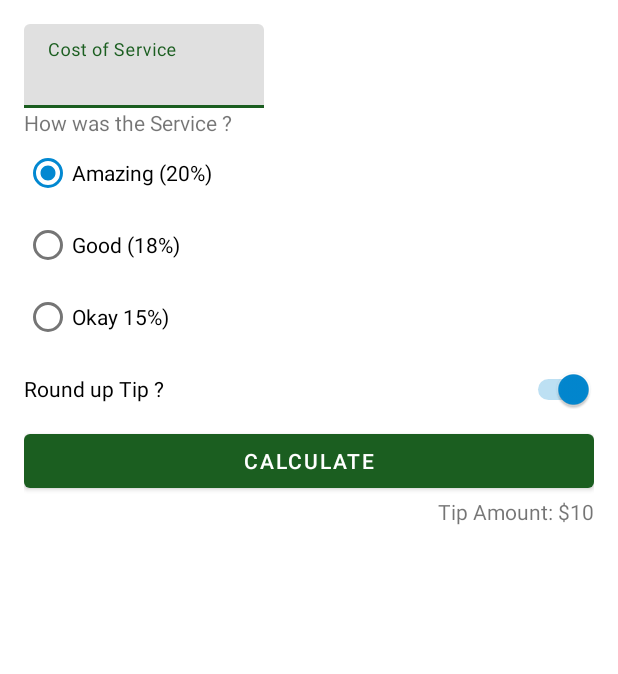
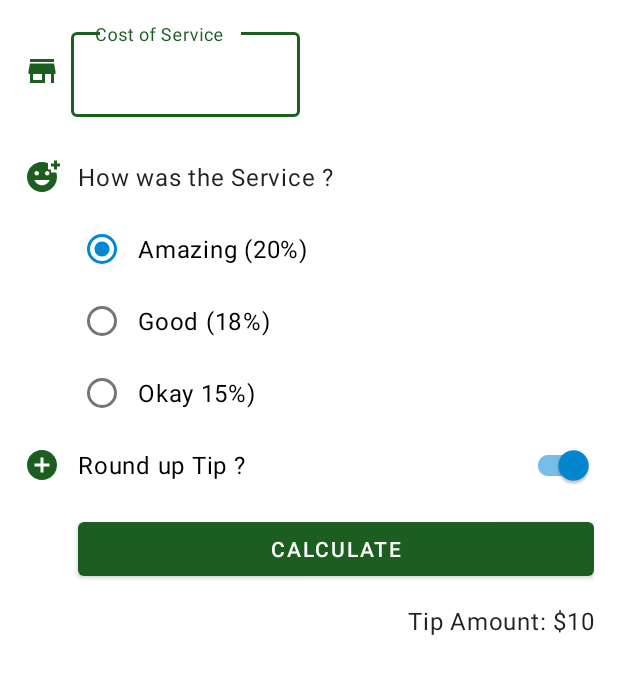
Before and after one commit to mohittalwar23/androiddev, an Android app: the layout activity_main.xml on its own in the app's theme, with its tools: preview values and no code run, on a phone screen of 412 x 824 dp. Shown: the top 674 px of the screen. Run offline under Robolectric (Android 15) with nearby library versions, the phone set to English and light mode, and no system bars.

Commit message:
completed UI/UX of Tip Calculator

```diff
--- a/TipCalculator/app/build.gradle.kts
+++ b/TipCalculator/app/build.gradle.kts
@@ -8,6 +8,7 @@ android {
     compileSdk = 34
 
     defaultConfig {
+        vectorDrawables.useSupportLibrary = true
         applicationId = "com.example.tipcalculator"
         minSdk = 24
         targetSdk = 34
--- a/TipCalculator/app/src/main/java/com/example/tipcalculator/MainActivity.kt
+++ b/TipCalculator/app/src/main/java/com/example/tipcalculator/MainActivity.kt
@@ -1,5 +1,9 @@
 package com.example.tipcalculator
+import android.content.Context
 import android.os.Bundle
+import android.view.KeyEvent
+import android.view.View
+import android.view.inputmethod.InputMethodManager
 import androidx.appcompat.app.AppCompatActivity
 import com.example.tipcalculator.databinding.ActivityMainBinding
 import java.text.NumberFormat
@@ -14,8 +18,9 @@ class MainActivity : AppCompatActivity() {
 
         binding = ActivityMainBinding.inflate(layoutInflater)
         setContentView(binding.root)
-
         binding.calculateButton.setOnClickListener { calculateTip() }
+        binding.costOfServiceEditText.setOnKeyListener { view, keyCode, _ -> handleKeyEvent(view, keyCode)
+        }
     }
 
     private fun calculateTip() {
@@ -40,4 +45,15 @@ class MainActivity : AppCompatActivity() {
         val formattedTip = currencyFormat.format(tip)
         binding.tipResult.text = getString(R.string.tip_amount, formattedTip)
     }
+
+    private fun handleKeyEvent(view: View, keyCode: Int): Boolean {
+        if (keyCode == KeyEvent.KEYCODE_ENTER) {
+            // Hide the keyboard
+            val inputMethodManager =
+                getSystemService(Context.INPUT_METHOD_SERVICE) as InputMethodManager
+            inputMethodManager.hideSoftInputFromWindow(view.windowToken, 0)
+            return true
+        }
+        return false
+    }
 }
--- /dev/null
+++ b/TipCalculator/app/src/main/res/drawable/ic_circle.xml
@@ -0,0 +1,5 @@
+<vector android:height="24dp" android:tint="?attr/colorPrimary"
+    android:viewportHeight="24" android:viewportWidth="24"
+    android:width="24dp" xmlns:android="http://schemas.android.com/apk/res/android">
+    <path android:fillColor="@android:color/white" android:pathData="M12,2C6.48,2 2,6.48 2,12s4.48,10 10,10 10,-4.48 10,-10S17.52,2 12,2zM17,13h-4v4h-2v-4L7,13v-2h4L11,7h2v4h4v2z"/>
+</vector>
--- /dev/null
+++ b/TipCalculator/app/src/main/res/drawable/ic_smilie.xml
@@ -0,0 +1,5 @@
+<vector android:height="24dp" android:tint="?attr/colorPrimary"
+    android:viewportHeight="24" android:viewportWidth="24"
+    android:width="24dp" xmlns:android="http://schemas.android.com/apk/res/android">
+    <path android:fillColor="@android:color/white" android:pathData="M18,9V7h-2V2.84C14.77,2.3 13.42,2 11.99,2C6.47,2 2,6.48 2,12s4.47,10 9.99,10C17.52,22 22,17.52 22,12c0,-1.05 -0.17,-2.05 -0.47,-3H18zM15.5,8C16.33,8 17,8.67 17,9.5S16.33,11 15.5,11S14,10.33 14,9.5S14.67,8 15.5,8zM8.5,8C9.33,8 10,8.67 10,9.5S9.33,11 8.5,11S7,10.33 7,9.5S7.67,8 8.5,8zM12,17.5c-2.33,0 -4.31,-1.46 -5.11,-3.5h10.22C16.31,16.04 14.33,17.5 12,17.5zM22,3h2v2h-2v2h-2V5h-2V3h2V1h2V3z"/>
+</vector>
--- /dev/null
+++ b/TipCalculator/app/src/main/res/drawable/ic_store.xml
@@ -0,0 +1,5 @@
+<vector android:height="24dp" android:tint="?attr/colorPrimary"
+    android:viewportHeight="24" android:viewportWidth="24"
+    android:width="24dp" xmlns:android="http://schemas.android.com/apk/res/android">
+    <path android:fillColor="@android:color/white" android:pathData="M20,4L4,4v2h16L20,4zM21,14v-2l-1,-5L4,7l-1,5v2h1v6h10v-6h4v6h2v-6h1zM12,18L6,18v-4h6v4z"/>
+</vector>
--- a/TipCalculator/app/src/main/res/layout/activity_main.xml
+++ b/TipCalculator/app/src/main/res/layout/activity_main.xml
@@ -1,6 +1,12 @@
 <?xml version="1.0" encoding="utf-8"?>
-<androidx.constraintlayout.widget.ConstraintLayout
+<ScrollView
     xmlns:android="http://schemas.android.com/apk/res/android"
+    xmlns:app="http://schemas.android.com/apk/res-auto"
+    xmlns:tools="http://schemas.android.com/tools"
+    android:layout_height="match_parent"
+    android:layout_width="match_parent">
+
+    <androidx.constraintlayout.widget.ConstraintLayout xmlns:android="http://schemas.android.com/apk/res/android"
         xmlns:app="http://schemas.android.com/apk/res-auto"
         xmlns:tools="http://schemas.android.com/tools"
         android:layout_width="match_parent"
@@ -8,39 +14,65 @@
         android:padding="16dp"
         tools:context=".MainActivity">
 
+        <ImageView
+            android:id="@+id/icon_cost_of_service"
+            android:layout_width="wrap_content"
+            android:layout_height="wrap_content"
+            android:importantForAccessibility="no"
+            app:layout_constraintBottom_toBottomOf="@id/cost_of_service"
+            app:layout_constraintStart_toStartOf="parent"
+            app:layout_constraintTop_toTopOf="@id/cost_of_service"
+            app:srcCompat="@drawable/ic_store" />
+
+
         <com.google.android.material.textfield.TextInputLayout
             android:id="@+id/cost_of_service"
             android:layout_width="160dp"
             android:layout_height="wrap_content"
             android:hint="@string/cost_of_service_edit_text"
-        app:layout_constraintStart_toStartOf="parent"
-        app:layout_constraintTop_toTopOf="parent">
+            app:layout_constraintStart_toEndOf="@id/icon_cost_of_service"
+            app:layout_constraintTop_toTopOf="parent"
+            app:layout_goneMarginStart="16dp">
 
             <com.google.android.material.textfield.TextInputEditText
                 android:id="@+id/cost_of_service_edit_text"
                 android:layout_width="match_parent"
                 android:layout_height="wrap_content"
+                android:layout_marginStart="7dp"
                 android:inputType="numberDecimal" />
 
         </com.google.android.material.textfield.TextInputLayout>
 
+        <ImageView
+            android:id="@+id/icon_service_question"
+            android:layout_width="wrap_content"
+            android:layout_height="wrap_content"
+            android:importantForAccessibility="no"
+            app:srcCompat="@drawable/ic_smilie"
+            app:layout_constraintStart_toStartOf="parent"
+            app:layout_constraintTop_toTopOf="@id/service_question"
+            app:layout_constraintBottom_toBottomOf="@id/service_question" />
 
 
         <TextView
             android:id="@+id/service_question"
+            style="@style/Widget.TipCalculator.TextView"
             android:layout_width="wrap_content"
             android:layout_height="wrap_content"
+            android:layout_marginStart="12dp"
+            android:layout_marginTop="16dp"
             android:text="@string/how_was_the_service"
-        app:layout_constraintStart_toStartOf="parent"
+            app:layout_constraintStart_toStartOf="@id/cost_of_service"
             app:layout_constraintTop_toBottomOf="@id/cost_of_service" />
 
         <RadioGroup
             android:id="@+id/tip_options"
             android:layout_width="wrap_content"
             android:layout_height="wrap_content"
+            android:layout_marginStart="12dp"
             android:checkedButton="@id/option_twenty_percent"
             android:orientation="vertical"
-        app:layout_constraintStart_toStartOf="parent"
+            app:layout_constraintStart_toStartOf="@id/cost_of_service"
             app:layout_constraintTop_toBottomOf="@id/service_question">
 
             <RadioButton
@@ -63,16 +95,26 @@
 
         </RadioGroup>
 
-    <Switch
+        <ImageView
+            android:id="@+id/icon_round_up"
+            android:layout_width="wrap_content"
+            android:layout_height="wrap_content"
+            android:importantForAccessibility="no"
+            app:srcCompat="@drawable/ic_circle"
+            app:layout_constraintStart_toStartOf="parent"
+            app:layout_constraintTop_toTopOf="@id/round_up_switch"
+            app:layout_constraintBottom_toBottomOf="@id/round_up_switch" />
+
+        <com.google.android.material.switchmaterial.SwitchMaterial
             android:id="@+id/round_up_switch"
             android:layout_width="0dp"
-        android:layout_height="48dp"
+            android:layout_height="wrap_content"
             android:checked="true"
             android:text="@string/round_up_tip"
             app:layout_constraintEnd_toEndOf="parent"
             app:layout_constraintStart_toStartOf="@id/tip_options"
-        app:layout_constraintTop_toBottomOf="@id/tip_options"
-        tools:ignore="UseSwitchCompatOrMaterialXml" />
+            app:layout_constraintTop_toBottomOf="@id/tip_options" />
+
 
         <Button
             android:id="@+id/calculate_button"
@@ -80,16 +122,19 @@
             android:layout_height="wrap_content"
             android:text="@string/calculate"
             app:layout_constraintEnd_toEndOf="parent"
-        app:layout_constraintStart_toStartOf="parent"
+            android:layout_marginTop="8dp"
+            app:layout_constraintStart_toStartOf="@id/round_up_switch"
             app:layout_constraintTop_toBottomOf="@id/round_up_switch" />
 
         <TextView
             android:id="@+id/tip_result"
+            style="@style/Widget.TipCalculator.TextView"
             android:layout_width="wrap_content"
             android:layout_height="wrap_content"
-        tools:text="Tip Amount: $10"
             app:layout_constraintEnd_toEndOf="parent"
-        app:layout_constraintTop_toBottomOf="@id/calculate_button" />
+            app:layout_constraintTop_toBottomOf="@id/calculate_button"
+            tools:text="Tip Amount: $10" />
 
 
     </androidx.constraintlayout.widget.ConstraintLayout>
+</ScrollView>
--- a/TipCalculator/app/src/main/res/values-night/themes.xml
+++ b/TipCalculator/app/src/main/res/values-night/themes.xml
@@ -12,5 +12,10 @@
         <!-- Status bar color. -->
         <item name="android:statusBarColor" tools:targetApi="l">?attr/colorPrimaryVariant</item>
         <!-- Customize your theme here. -->
+        <item name="textInputStyle">@style/Widget.MaterialComponents.TextInputLayout.OutlinedBox</item>
+        <!-- For radio buttons -->
+        <item name="radioButtonStyle">@style/Widget.TipCalculator.CompoundButton.RadioButton</item>
+        <!-- For switches -->
+        <item name="switchStyle">@style/Widget.TipCalculator.CompoundButton.Switch</item>
     </style>
 </resources>
--- /dev/null
+++ b/TipCalculator/app/src/main/res/values/styles.xml
@@ -0,0 +1,23 @@
+<?xml version="1.0" encoding="utf-8"?>
+<resources>
+    <style name="Widget.TipCalculator.TextView" parent="Widget.MaterialComponents.TextView">
+        <item name="android:minHeight">48dp</item>
+        <item name="android:gravity">center_vertical</item>
+        <item name="android:textAppearance">?attr/textAppearanceBody1</item>
+    </style>
+
+    <style name="Widget.TipCalculator.CompoundButton.Switch" parent="Widget.MaterialComponents.CompoundButton.Switch">
+        <item name="android:minHeight">48dp</item>
+        <item name="android:gravity">center_vertical</item>
+        <item name="android:textAppearance">?attr/textAppearanceBody1</item>
+    </style>
+
+    <style name="Widget.TipCalculator.CompoundButton.RadioButton"
+        parent="Widget.MaterialComponents.CompoundButton.RadioButton">
+        <item name="android:paddingStart">8dp</item>
+        <item name="android:textAppearance">?attr/textAppearanceBody1</item>
+    </style>
+
+
+
+</resources>
--- a/TipCalculator/app/src/main/res/values/themes.xml
+++ b/TipCalculator/app/src/main/res/values/themes.xml
@@ -12,5 +12,8 @@
         <!-- Status bar color. -->
         <item name="android:statusBarColor" tools:targetApi="l">?attr/colorPrimaryVariant</item>
         <!-- Customize your theme here. -->
+        <item name="textInputStyle">@style/Widget.MaterialComponents.TextInputLayout.OutlinedBox</item>
+        <item name="radioButtonStyle">@style/Widget.TipCalculator.CompoundButton.RadioButton</item>
+        <item name="switchStyle">@style/Widget.TipCalculator.CompoundButton.Switch</item>
     </style>
 </resources>
```
Lines whose indentation alone changed are shown as unchanged.
